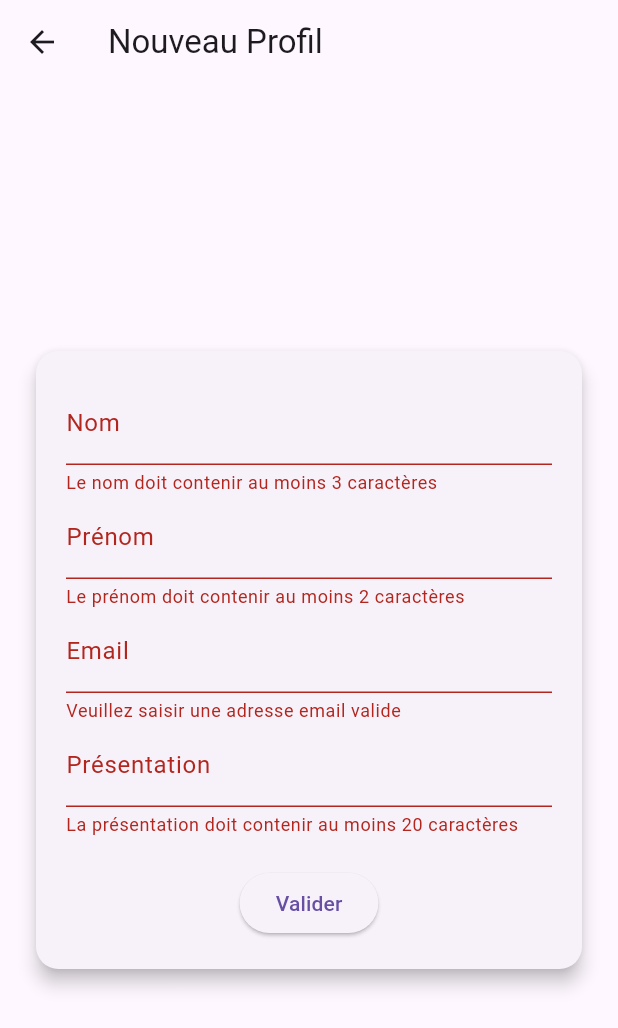
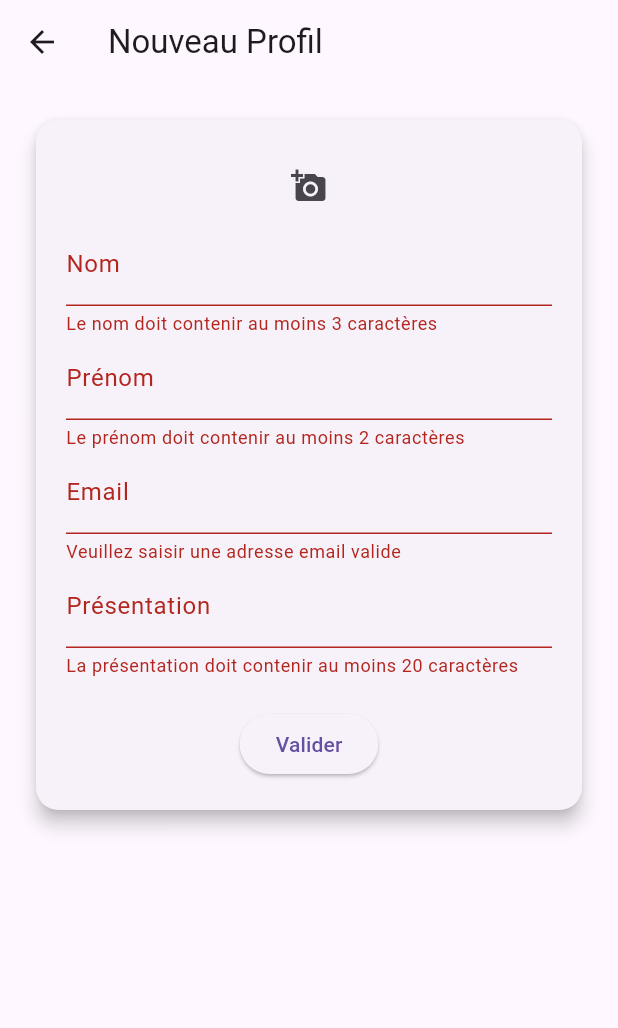
Before and after one commit to oulanbator/cours_flutter_profile_form, a Flutter app: the ProfilCreate screen opened directly, after a tap on "Valider", on a phone screen of 412 x 824 dp. Shown: the top 1028 px of the screen. Run offline on Flutter 3.47's test engine with Material 3 defaults, Android fonts, the phone set to English and light mode, and no system bars; our stand-ins replace image_picker; network calls fail.

Commit message:
exercice 3

```diff
--- a/lib/model/profil.dart
+++ b/lib/model/profil.dart
@@ -1,14 +1,18 @@
+import 'dart:io';
+
 class Profil {
   final String nom;
   final String prenom;
   final String email;
   final String presentation;
+  final File? image;
 
   Profil({
     required this.nom,
     required this.prenom,
     required this.email,
     required this.presentation,
+    this.image,
   });
 
   Map<String, dynamic> toJson() {
--- a/lib/screens/profil/profil_create.dart
+++ b/lib/screens/profil/profil_create.dart
@@ -1,4 +1,6 @@
+import 'dart:io';
 import 'package:flutter/material.dart';
+import 'package:image_picker/image_picker.dart';
 import '../../model/profil.dart';
 import '../../service/profil_service.dart';
 
@@ -15,6 +17,7 @@ class _ProfilCreateState extends State<ProfilCreate> {
   TextEditingController _prenomController = TextEditingController();
   TextEditingController _emailController = TextEditingController();
   TextEditingController _presentationController = TextEditingController();
+  File? _image;
 
   @override
   Widget build(BuildContext context) {
@@ -22,8 +25,7 @@ class _ProfilCreateState extends State<ProfilCreate> {
       appBar: AppBar(
         title: const Text("Nouveau Profil"),
       ),
-      body: Center(
-        child: Padding(
+      body: Padding(
         padding: EdgeInsets.all(20.0),
         child: SingleChildScrollView(
           child: Form(
@@ -37,8 +39,9 @@ class _ProfilCreateState extends State<ProfilCreate> {
                 padding: EdgeInsets.all(20.0),
                 child: Column(
                   crossAxisAlignment: CrossAxisAlignment.center,
-                    mainAxisSize: MainAxisSize.min, // Pour réduire la hauteur de la carte si le contenu est moins
+                  mainAxisSize: MainAxisSize.min,
                   children: <Widget>[
+                    _buildImagePicker(),
                     TextFormField(
                       controller: _nomController,
                       decoration: InputDecoration(labelText: 'Nom'),
@@ -97,34 +100,53 @@ class _ProfilCreateState extends State<ProfilCreate> {
           ),
         ),
       ),
-      ),
     );
+  }
+
+  Widget _buildImagePicker() {
+    return Column(
+      children: <Widget>[
+        _image != null ? Image.file(_image!) : Container(),
+        _image == null
+            ? IconButton(
+          onPressed: _getImage,
+          icon: Icon(Icons.add_a_photo),
+          tooltip: 'Sélectionner une image',
+        )
+            : Container(),
+      ],
+    );
+  }
+
+  void _getImage() async {
+    final pickedFile = await ImagePicker().getImage(source: ImageSource.gallery);
+    if (pickedFile != null) {
+      setState(() {
+        _image = File(pickedFile.path);
+      });
+    }
   }
 
   void _submitForm() {
     if (_formKey.currentState!.validate()) {
-      // Création du profil
       Profil profil = Profil(
         nom: _nomController.text,
         prenom: _prenomController.text,
         email: _emailController.text,
         presentation: _presentationController.text,
+        image: _image,
       );
 
-      // Appel du service pour créer le profil
       ProfilService().createProfil(profil).then((success) {
         if (success) {
-          // Affichage d'un message de succès
           ScaffoldMessenger.of(context).showSnackBar(
             SnackBar(
               content: Text('Profil créé avec succès'),
             ),
           );
 
-          // Navigation vers la page Home
           Navigator.pushReplacementNamed(context, '/home');
         } else {
-          // Affichage d'un message d'erreur
           ScaffoldMessenger.of(context).showSnackBar(
             SnackBar(
               content: Text('Erreur lors de la création du profil'),
--- a/pubspec.yaml
+++ b/pubspec.yaml
@@ -10,6 +10,8 @@ dependencies:
   flutter:
     sdk: flutter
   http: ^1.2.0
+  http_parser: ^4.0.2
+  image_picker: ^0.8.4+2
 
 dev_dependencies:
   flutter_test:
```
Also changed, not shown: pubspec.lock. Lines whose indentation alone changed are shown as unchanged.
